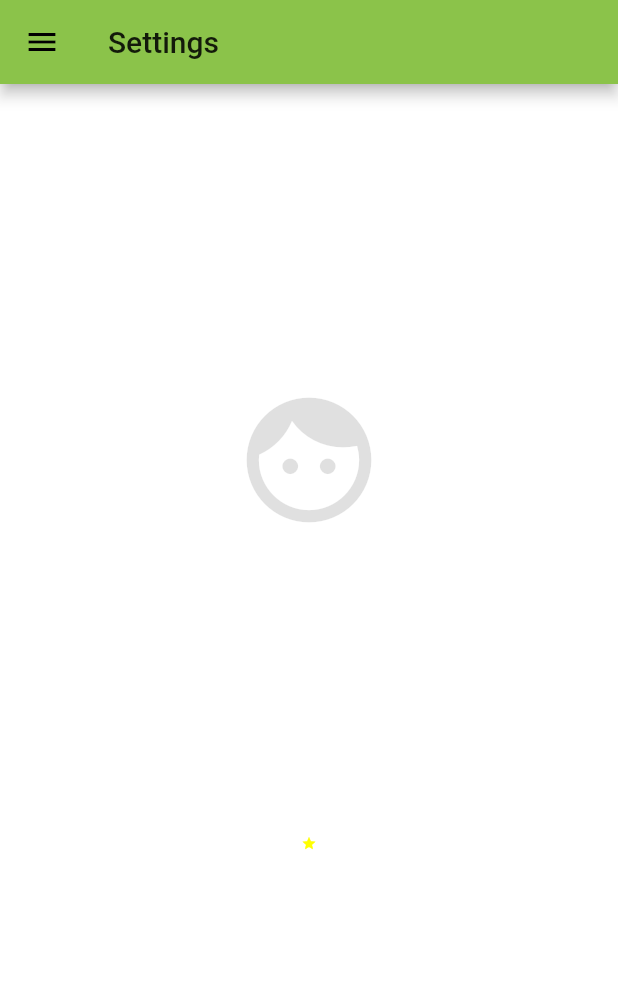
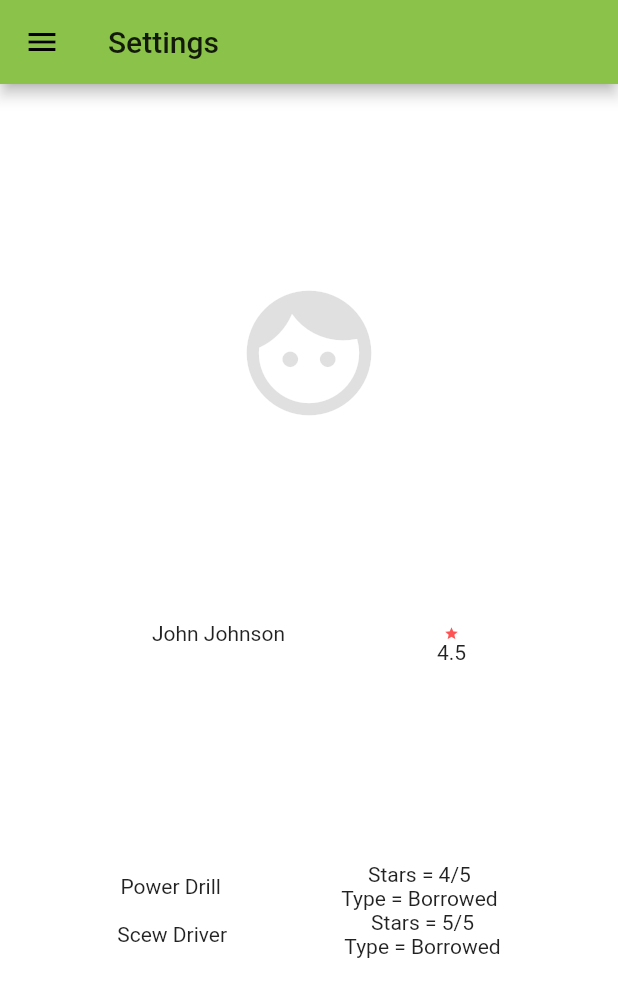
Before and after one commit to aronsai/2018-Gothenburg-FierceMob, a Flutter app: the screen it shows after launch, swiped to page 4, on a phone screen of 412 x 824 dp. Shown: the top 997 px of the screen. Run offline on Flutter 3.47's test engine with Material 2 defaults, Android fonts, the phone set to English and light mode, and no system bars; statements that could not run were skipped.

Commit message:
Merge branch 'master' of https://github.com/aronsai/fiercemob
# Conflicts:
#	lib/main.dart

```diff
--- a/lib/tabs/Profile.dart
+++ b/lib/tabs/Profile.dart
@@ -12,15 +12,56 @@
             size: 100.0,
             color: Colors.black12
         ),
-          new Container(
-            child: new Icon(Icons.star,
-            size: 10,
-            color: Colors.yellowAccent,
+        new Row(
+          crossAxisAlignment: CrossAxisAlignment.center,
+          mainAxisAlignment: MainAxisAlignment.spaceEvenly,
+          children:[
+            new FittedBox(
+              child: new Text('John Johnson\n',),
             ),
+            new Column(
+              children: <Widget>[
+                new Icon(
+                  Icons.star,
+                  size: 10.0,
+                  color: Colors.redAccent,
                 ),
-
+                new Text('4.5')
+              ],
+            ),
+          ],
+        ),
+        new Column(
+          children: <Widget>[
+            new Row(
+              crossAxisAlignment: CrossAxisAlignment.center,
+              mainAxisAlignment: MainAxisAlignment.spaceEvenly,
+              children: <Widget>[
+                new Text('Power Drill'),
+                new Column(
+                  children: <Widget>[
+                    new Text('Stars = 4/5'),
+                    new Text('Type = Borrowed'),
+                  ],
+                ),
+              ],
+            ),
+            new Row(
+              crossAxisAlignment: CrossAxisAlignment.center,
+              mainAxisAlignment: MainAxisAlignment.spaceEvenly,
+              children: <Widget>[
+                new Text('Scew Driver'),
+                new Column(
+                  children: [
+                    new Text('Stars = 5/5'),
+                    new Text('Type = Borrowed'),
+                  ],
+                )
+              ],
+            )
+          ],
+        ),
       ],
     ),
   );
-
 }
```
Lines whose indentation alone changed are shown as unchanged.
